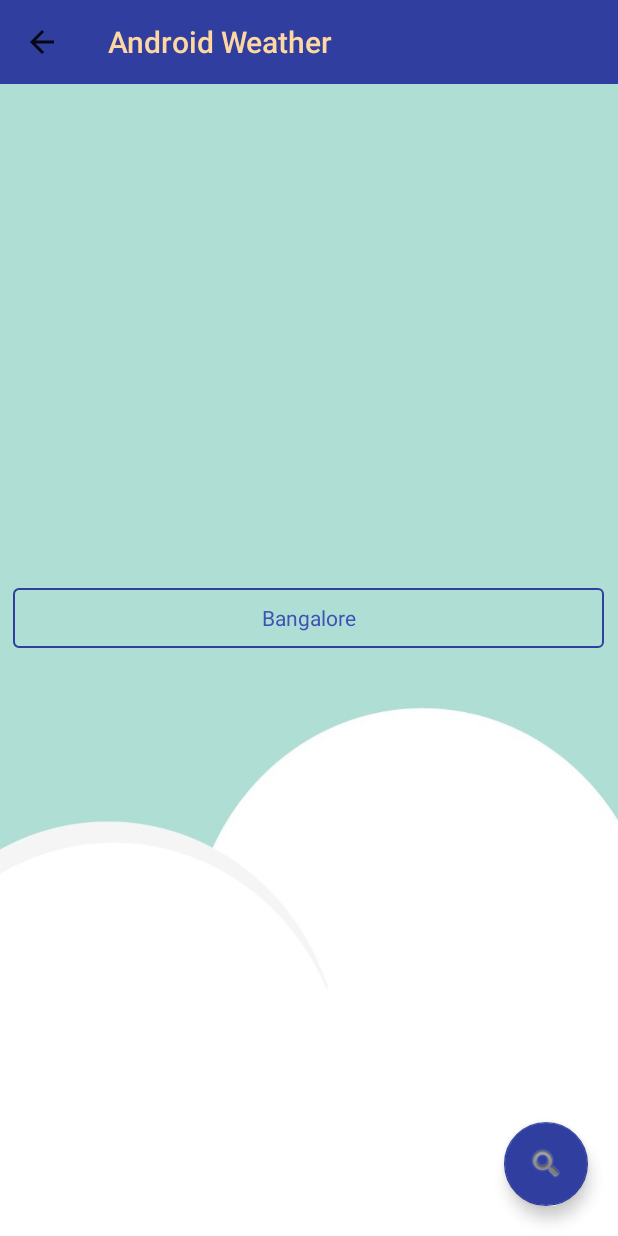
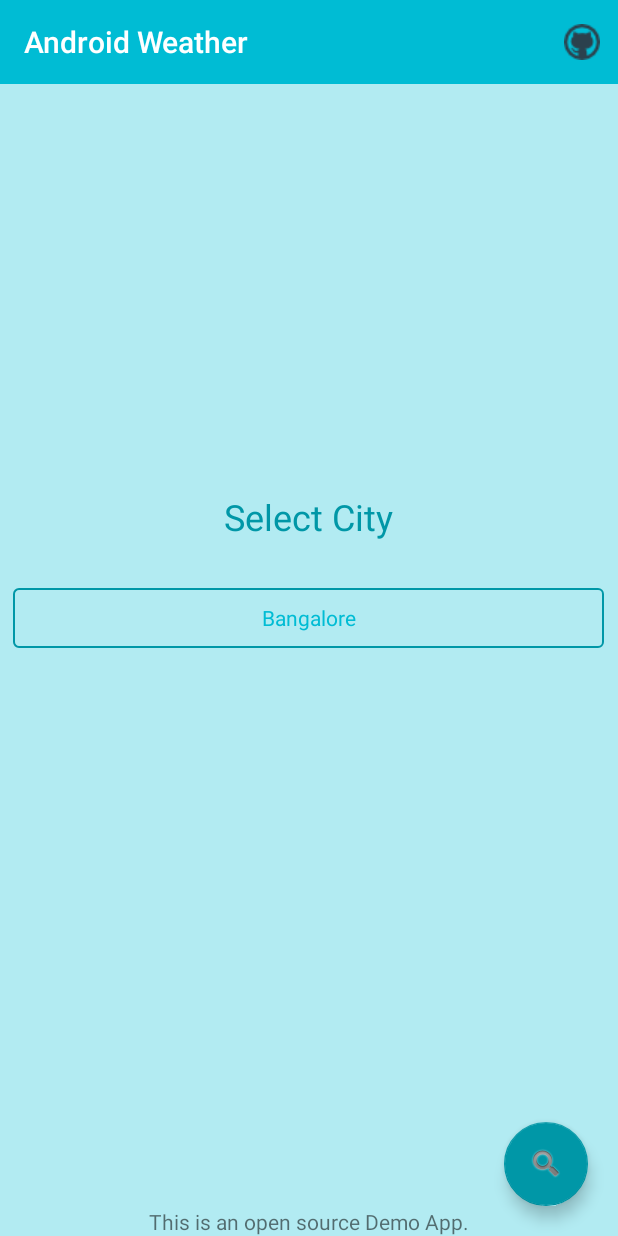
Before and after one commit to prakashbalab24/Weather-Forecast, an Android app: the screen it shows after launch (LocationActivity), on a phone screen of 412 x 824 dp. Run offline under Robolectric (Android 15) with nearby library versions, the light colour scheme and no system bars.

Commit message:
Ui Color changed

```diff
--- a/app/src/main/java/sample/openweather/androidweather/LocationActivity.java
+++ b/app/src/main/java/sample/openweather/androidweather/LocationActivity.java
@@ -1,6 +1,7 @@
 package sample.openweather.androidweather;
 
 import android.app.ActivityOptions;
+import android.net.Uri;
 import android.os.Build;
 import android.os.Bundle;
 import android.app.Activity;
@@ -9,6 +10,7 @@ import android.support.design.widget.FloatingActionButton;
 import android.support.v7.app.AppCompatActivity;
 import android.support.v7.widget.Toolbar;
 import android.support.v7.widget.ToolbarWidgetWrapper;
+import android.view.Menu;
 import android.view.MenuItem;
 import android.view.View;
 import android.view.View.OnClickListener;
@@ -33,7 +35,6 @@ public class LocationActivity extends AppCompatActivity {
         setSupportActionBar(toolbar);
         if (getSupportActionBar() != null) {
             getSupportActionBar().setTitle(getString(R.string.app_name));
-            getSupportActionBar().setDisplayHomeAsUpEnabled(true);
         }
         mySpinner = (Spinner) findViewById(R.id.spinner1);
         final View androidRobotView = mySpinner;
@@ -64,10 +65,20 @@ public class LocationActivity extends AppCompatActivity {
     }
 
     @Override
+    public boolean onCreateOptionsMenu(Menu menu) {
+        getMenuInflater().inflate(R.menu.menu, menu);
+        return super.onCreateOptionsMenu(menu);
+    }
+    @Override
     public boolean onOptionsItemSelected(MenuItem item) {
         switch (item.getItemId()) {
             case android.R.id.home:
                 this.finish();
+                return true;
+            case R.id.gitIcon:
+                Uri uri = Uri.parse("http://www.opensourceandroid.in");
+                Intent intent = new Intent(Intent.ACTION_VIEW, uri);
+                startActivity(intent);
                 return true;
             default:
                 return super.onOptionsItemSelected(item);
--- a/app/src/main/res/drawable/spinner_button.xml
+++ b/app/src/main/res/drawable/spinner_button.xml
@@ -4,7 +4,7 @@
         <shape android:shape="rectangle"  >
             <corners android:radius="3dip" />
             <stroke android:width="1dip" android:color="@color/colorPrimaryDark" />
-            <gradient android:angle="-90" android:startColor="@color/colorPrimary" android:endColor="@color/colorPrimaryDark" />
+            <gradient android:angle="-90" android:startColor="@color/colorPrimaryDark" android:endColor="@color/colorPrimaryDark" />
         </shape>
     </item>
     <item >
--- a/app/src/main/res/layout/activity_location.xml
+++ b/app/src/main/res/layout/activity_location.xml
@@ -2,14 +2,13 @@
     xmlns:tools="http://schemas.android.com/tools"
     android:layout_width="match_parent"
     xmlns:app="http://schemas.android.com/apk/res-auto"
-    android:background="@drawable/kite"
+    android:background="@color/back"
     android:layout_height="match_parent"
     tools:context=".MainActivity">
     <android.support.v7.widget.Toolbar
         android:layout_width="match_parent"
         android:layout_height="wrap_content"
-        android:background="@color/colorPrimaryDark"
-        android:theme="?attr/actionBarTheme"
+        android:background="@color/colorPrimary"
         android:minHeight="?attr/actionBarSize"
         android:layout_alignParentTop="true"
         android:layout_alignParentStart="true"
@@ -37,7 +36,24 @@
         android:src="@android:drawable/ic_search_category_default"
         app:backgroundTint="?attr/actionModeSplitBackground" />
 
+    <TextView
+        android:text="Select City"
+        android:layout_width="wrap_content"
+        android:layout_height="wrap_content"
+        android:textSize="24dp"
+        android:textColor="@color/colorPrimaryDark"
+        android:id="@+id/textView"
+        android:layout_above="@+id/spinner1"
+        android:layout_centerHorizontal="true"
+        android:layout_marginBottom="31dp" />
 
+    <TextView
+        android:text="This is an open source Demo App."
+        android:layout_width="wrap_content"
+        android:layout_height="wrap_content"
+        android:layout_alignParentBottom="true"
+        android:layout_centerHorizontal="true"
+        android:id="@+id/textView6" />
 
 
 </RelativeLayout>
--- a/app/src/main/res/layout/activity_main.xml
+++ b/app/src/main/res/layout/activity_main.xml
@@ -2,7 +2,7 @@
 <LinearLayout xmlns:android="http://schemas.android.com/apk/res/android"
     android:layout_width="match_parent"
     android:layout_height="match_parent"
-    android:background="@drawable/kite"
+    android:background="@color/back"
     android:orientation="vertical">
 	<!-- Main ListView
 		 Always give id value as list(@android:id/list)
@@ -11,8 +11,7 @@
     <android.support.v7.widget.Toolbar
         android:layout_width="match_parent"
         android:layout_height="wrap_content"
-        android:background="?attr/colorPrimary"
-        android:theme="?attr/actionBarTheme"
+        android:background="@color/colorPrimary"
         android:titleTextColor="@color/colorAccent"
         android:minHeight="?attr/actionBarSize"
         android:transitionName="fly"
--- a/app/src/main/res/layout/spinner_design.xml
+++ b/app/src/main/res/layout/spinner_design.xml
@@ -1,5 +1,6 @@
 <?xml version="1.0" encoding="utf-8"?>
 <TextView xmlns:android="http://schemas.android.com/apk/res/android"
+    android:id="@+id/locationText"
     android:layout_width="fill_parent"
     android:layout_height="fill_parent"
     android:gravity="center"
--- /dev/null
+++ b/app/src/main/res/menu/menu.xml
@@ -0,0 +1,11 @@
+<?xml version="1.0" encoding="utf-8"?>
+<menu xmlns:android="http://schemas.android.com/apk/res/android"
+    xmlns:app="http://schemas.android.com/apk/res-auto">
+
+    <!-- "Mark Favorite", should appear as action button if possible -->
+    <item
+        android:id="@+id/gitIcon"
+        android:icon="@drawable/github"
+        android:title="Info"
+        app:showAsAction="ifRoom"/>
+</menu>
--- a/app/src/main/res/values/colors.xml
+++ b/app/src/main/res/values/colors.xml
@@ -1,6 +1,7 @@
 <?xml version="1.0" encoding="utf-8"?>
 <resources>
-    <color name="colorPrimary">#3F51B5</color>
-    <color name="colorPrimaryDark">#303F9F</color>
-    <color name="colorAccent">#FFD8A1</color>
+    <color name="colorPrimary">#00BCD4</color>
+    <color name="colorPrimaryDark">#0097A7</color>
+    <color name="colorAccent">#ffffff</color>
+    <color name="back">#B2EBF2</color>
 </resources>
```
Also changed, not shown: app/src/main/java/sample/openweather/androidweather/MainActivity.java (+16 -2 lines), app/src/main/java/sample/openweather/androidweather/SingleDayActivity.java (+12 -0 lines), app/src/main/res/layout/activity_single_day.xml (+4 -5 lines), app/src/main/res/drawable/github.png (added).
